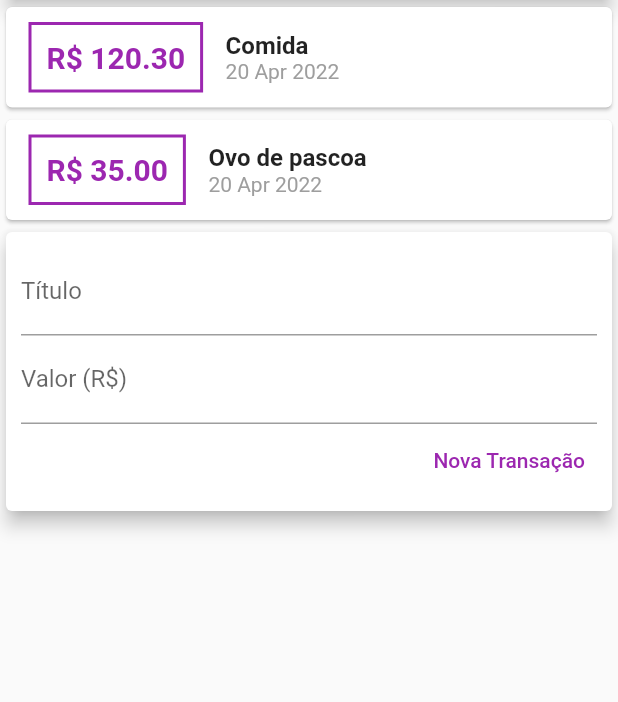
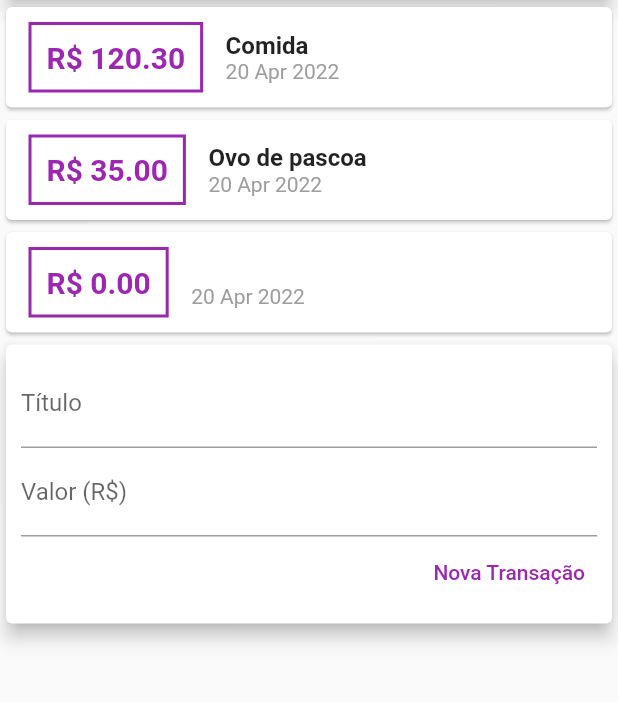
Before and after one commit to EduardoVitech/Life_Easier, a Flutter app: the screen it shows after launch, after a tap on "Nova Transação", on a phone screen of 412 x 824 dp, the part 119-821 px from its top. Run offline on Flutter 3.47's test engine with Material 2 defaults, Android fonts, the phone set to English and light mode, and no system bars.

Commit message:
Adicionando nova transação

```diff
--- a/lib/components/new_transaction/new_transaction.dart
+++ b/lib/components/new_transaction/new_transaction.dart
@@ -1,7 +1,12 @@
 import 'package:flutter/material.dart';
 
 class NewTransaction extends StatelessWidget {
-  const NewTransaction({Key? key}) : super(key: key);
+  final titleController = TextEditingController();
+  final valueController = TextEditingController();
+
+  final void Function(String, double) onSubmit;
+
+  NewTransaction(this.onSubmit, {Key? key}) : super(key: key);
 
   @override
   Widget build(BuildContext context) {
@@ -11,13 +16,15 @@ class NewTransaction extends StatelessWidget {
         padding: const EdgeInsets.all(10),
         child: Column(
           children: [
-            const TextField(
-              decoration: InputDecoration(
+            TextField(
+              controller: titleController,
+              decoration: const InputDecoration(
                 labelText: 'Título',
               ),
             ),
-            const TextField(
-              decoration: InputDecoration(
+            TextField(
+              controller: valueController,
+              decoration: const InputDecoration(
                 labelText: 'Valor (R\$)',
               ),
             ),
@@ -25,7 +32,11 @@ class NewTransaction extends StatelessWidget {
               mainAxisAlignment: MainAxisAlignment.end,
               children: [
                 TextButton(
-                  onPressed: () {},
+                  onPressed: () {
+                    final title = titleController.text;
+                    final value = double.tryParse(valueController.text) ?? 0.0;
+                    onSubmit(title, value);
+                  },
                   child: const Text(
                     'Nova Transação',
                     style: TextStyle(
--- a/lib/components/transaction_list/transaction_list.dart
+++ b/lib/components/transaction_list/transaction_list.dart
@@ -3,27 +3,14 @@ import 'package:intl/intl.dart';
 import '../../models/transaction/transaction.dart';
 
 class TransactionList extends StatelessWidget {
-  TransactionList({Key? key}) : super(key: key);
+  final List<Transaction> transactions;
 
-  final _transactions = [
-    Transaction(
-      id: 't1',
-      title: 'Comida',
-      value: 120.30,
-      date: DateTime.now(),
-    ),
-    Transaction(
-      id: 't2',
-      title: 'Ovo de pascoa',
-      value: 35.00,
-      date: DateTime.now(),
-    ),
-  ];
+  const TransactionList(this.transactions);
 
   @override
   Widget build(BuildContext context) {
     return Column(
-      children: _transactions.map((tr) {
+      children: transactions.map((tr) {
         return Card(
           child: Row(
             children: [
--- /dev/null
+++ b/lib/components/transaction_user/transaction_user.dart
@@ -0,0 +1,53 @@
+import 'dart:math';
+
+import 'package:flutter/material.dart';
+import 'package:life_easier/components/new_transaction/new_transaction.dart';
+import 'package:life_easier/components/transaction_list/transaction_list.dart';
+import '../../models/transaction/transaction.dart';
+
+class TransactionUser extends StatefulWidget {
+  const TransactionUser({Key? key}) : super(key: key);
+
+  @override
+  State<TransactionUser> createState() => _TransactionUserState();
+}
+
+class _TransactionUserState extends State<TransactionUser> {
+  final _transactions = [
+    Transaction(
+      id: 't1',
+      title: 'Comida',
+      value: 120.30,
+      date: DateTime.now(),
+    ),
+    Transaction(
+      id: 't2',
+      title: 'Ovo de pascoa',
+      value: 35.00,
+      date: DateTime.now(),
+    ),
+  ];
+
+  _addTransaction(String title, double value) {
+    final newTransaction = Transaction(
+      id: Random().nextDouble().toString(),
+      title: title,
+      value: value,
+      date: DateTime.now(),
+    );
+
+    setState(() {
+      _transactions.add(newTransaction);
+    });
+  }
+
+  @override
+  Widget build(BuildContext context) {
+    return Column(
+      children: [
+        TransactionList(_transactions),
+        NewTransaction(_addTransaction),
+      ],
+    );
+  }
+}
--- a/lib/pages/home_page/home_page.dart
+++ b/lib/pages/home_page/home_page.dart
@@ -1,7 +1,6 @@
 import 'package:flutter/material.dart';
 import 'package:life_easier/components/graphic/graphic.dart';
-import 'package:life_easier/components/new_transaction/new_transaction.dart';
-import 'package:life_easier/components/transaction_list/transaction_list.dart';
+import 'package:life_easier/components/transaction_user/transaction_user.dart';
 
 class MyHomePage extends StatelessWidget {
   MyHomePage({Key? key}) : super(key: key);
@@ -17,15 +16,9 @@ class MyHomePage extends StatelessWidget {
       ),
       body: Column(
         crossAxisAlignment: CrossAxisAlignment.stretch,
-        children: [
-          // Grafico
-          const Graphic(),
-
-          // Lista de transações
-          TransactionList(),
-
-          // Add nova transação
-          const NewTransaction(),
+        children: const [
+          Graphic(),
+          TransactionUser(),
         ],
       ),
     );
```
